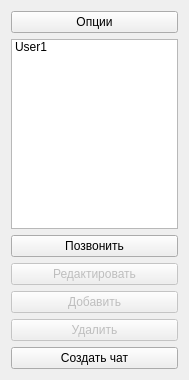
Before: the Qt Designer form ContactsWindow.ui in aemarkov/study-BChat, drawn with Qt 5.
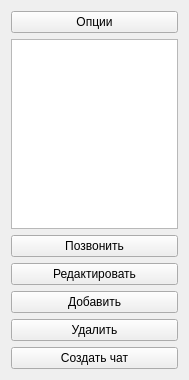
After: the same form once the commit is applied.

What changed in the file:
```diff
--- a/ContactsWindow.ui
+++ b/ContactsWindow.ui
@@ -25,13 +25,7 @@
     </widget>
    </item>
    <item>
-    <widget class="QListWidget" name="listWidget">
-     <item>
-      <property name="text">
-       <string>User1</string>
-      </property>
-     </item>
-    </widget>
+    <widget class="QListWidget" name="lstUsers"/>
    </item>
    <item>
     <widget class="QPushButton" name="btnJoinChat">
@@ -43,7 +37,7 @@
    <item>
     <widget class="QPushButton" name="btnEdit">
      <property name="enabled">
-      <bool>false</bool>
+      <bool>true</bool>
      </property>
      <property name="text">
       <string>Редактировать</string>
@@ -53,7 +47,7 @@
    <item>
     <widget class="QPushButton" name="btnAdd">
      <property name="enabled">
-      <bool>false</bool>
+      <bool>true</bool>
      </property>
      <property name="text">
       <string>Добавить</string>
@@ -63,7 +57,7 @@
    <item>
     <widget class="QPushButton" name="btnDelete">
      <property name="enabled">
-      <bool>false</bool>
+      <bool>true</bool>
      </property>
      <property name="text">
       <string>Удалить</string>
```
